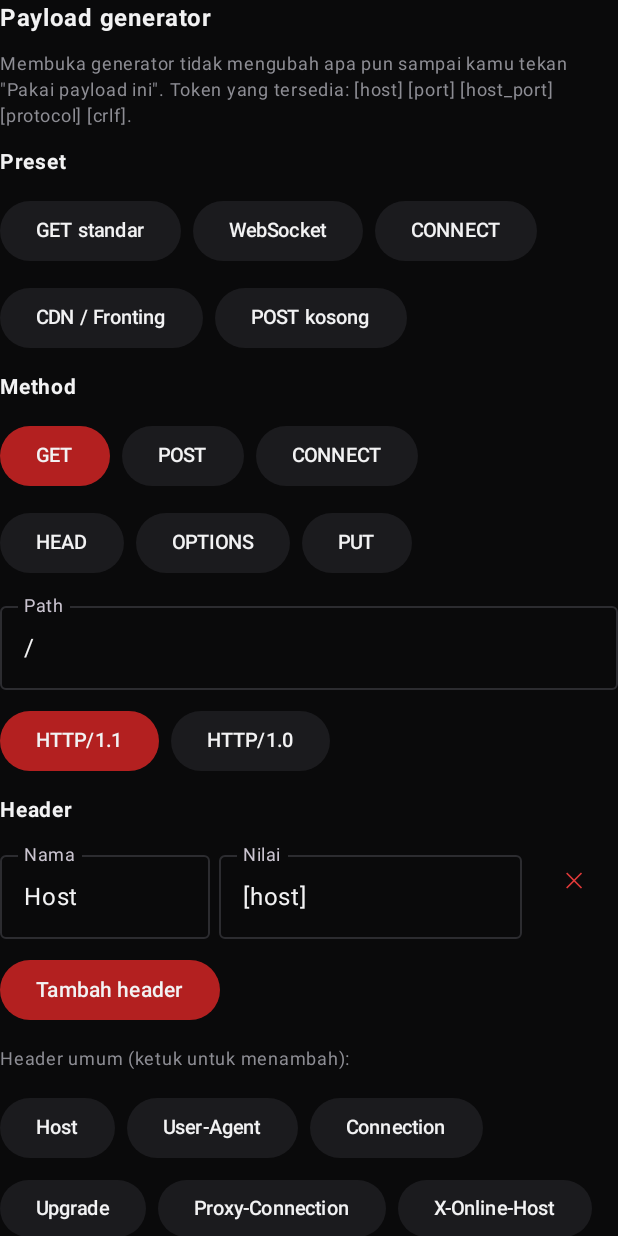
After one commit to enjiws/Enjiws-Tunnel, an Android app built with Jetpack Compose: the composable PayloadGenerator called with empty values, on a phone screen of 412 x 824 dp. The commit adds this screen. Run offline under Robolectric (Android 15) with nearby library versions, the phone set to English and light mode, and no system bars; 4 statements that could not run were skipped.

Commit message:
Stage 1: payload generator

```diff
--- /dev/null
+++ b/app/src/main/java/com/enjiws/tunnel/ui/PayloadGenerator.kt
@@ -0,0 +1,313 @@
+package com.enjiws.tunnel.ui
+
+import androidx.compose.foundation.layout.Arrangement
+import androidx.compose.foundation.layout.Column
+import androidx.compose.foundation.layout.Row
+import androidx.compose.foundation.layout.Spacer
+import androidx.compose.foundation.layout.fillMaxWidth
+import androidx.compose.foundation.layout.height
+import androidx.compose.foundation.layout.padding
+import androidx.compose.material3.Button
+import androidx.compose.material3.ButtonDefaults
+import androidx.compose.material3.Card
+import androidx.compose.material3.CardDefaults
+import androidx.compose.material3.OutlinedTextField
+import androidx.compose.material3.Text
+import androidx.compose.material3.TextButton
+import androidx.compose.runtime.Composable
+import androidx.compose.runtime.getValue
+import androidx.compose.runtime.mutableIntStateOf
+import androidx.compose.runtime.mutableStateOf
+import androidx.compose.runtime.remember
+import androidx.compose.runtime.setValue
+import androidx.compose.ui.Modifier
+import androidx.compose.ui.text.font.FontFamily
+import androidx.compose.ui.text.font.FontWeight
+import androidx.compose.ui.unit.dp
+import androidx.compose.ui.unit.sp
+
+/**
+ * Payload generator: merakit teks payload HTTP dari form, bukan ketik mentah.
+ *
+ * Format yang dihasilkan SAMA dengan yang dimengerti TunnelSocket.renderPayload():
+ * baris dipisah token [crlf], placeholder [host] / [port] / [host_port] /
+ * [protocol] dipertahankan apa adanya, dan payload selalu diakhiri baris kosong
+ * ([crlf][crlf]) supaya server membalas. Generator tidak mengubah engine sama sekali.
+ */
+
+data class PayloadHeader(val name: String, val value: String)
+
+data class PayloadForm(
+    val method: String = "GET",
+    val path: String = "/",
+    val protocol: String = "HTTP/1.1",
+    val headers: List<PayloadHeader> = listOf(PayloadHeader("Host", "[host]"))
+)
+
+val PAYLOAD_METHODS = listOf("GET", "POST", "CONNECT", "HEAD", "OPTIONS", "PUT")
+val PAYLOAD_PROTOCOLS = listOf("HTTP/1.1", "HTTP/1.0")
+
+/** Preset siap pakai (nama, form). */
+fun payloadPresets(): List<Pair<String, PayloadForm>> = listOf(
+    "GET standar" to PayloadForm(
+        "GET", "/", "HTTP/1.1",
+        listOf(PayloadHeader("Host", "[host]"))
+    ),
+    "WebSocket" to PayloadForm(
+        "GET", "/", "HTTP/1.1",
+        listOf(
+            PayloadHeader("Host", "[host]"),
+            PayloadHeader("Upgrade", "websocket"),
+            PayloadHeader("Connection", "Upgrade")
+        )
+    ),
+    "CONNECT" to PayloadForm(
+        "CONNECT", "[host_port]", "HTTP/1.1",
+        listOf(PayloadHeader("Host", "[host_port]"))
+    ),
+    "CDN / Fronting" to PayloadForm(
+        "GET", "/", "HTTP/1.1",
+        listOf(
+            PayloadHeader("Host", "[host]"),
+            PayloadHeader("X-Online-Host", "[host]"),
+            PayloadHeader("Connection", "keep-alive")
+        )
+    ),
+    "POST kosong" to PayloadForm(
+        "POST", "/", "HTTP/1.1",
+        listOf(
+            PayloadHeader("Host", "[host]"),
+            PayloadHeader("Content-Length", "0")
+        )
+    )
+)
+
+/** Header yang sering dipakai (nama, nilai default). Ketuk untuk menambah baris. */
+val COMMON_HEADERS = listOf(
+    "Host" to "[host]",
+    "User-Agent" to "EnjiwsTunnel",
+    "Connection" to "keep-alive",
+    "Upgrade" to "websocket",
+    "Proxy-Connection" to "keep-alive",
+    "X-Online-Host" to "[host]"
+)
+
+/** Rakit teks payload dari form (format token [crlf], sama seperti sebelumnya). */
+fun buildPayload(form: PayloadForm): String {
+    val sb = StringBuilder()
+    sb.append(form.method.trim().ifBlank { "GET" })
+    sb.append(' ')
+    sb.append(form.path.trim().ifBlank { "/" })
+    sb.append(' ')
+    sb.append(form.protocol.trim().ifBlank { "HTTP/1.1" })
+    sb.append("[crlf]")
+    form.headers.filter { it.name.isNotBlank() }.forEach { h ->
+        sb.append(h.name.trim()).append(": ").append(h.value).append("[crlf]")
+    }
+    sb.append("[crlf]")
+    return sb.toString()
+}
+
+/** Urai payload yang sudah ada kembali ke form. Null bila tidak bisa diurai. */
+fun parsePayload(text: String): PayloadForm? {
+    val normalized = text.replace("\r\n", "[crlf]").replace("\n", "[crlf]")
+    val lines = normalized.split("[crlf]").map { it.trim() }.filter { it.isNotEmpty() }
+    if (lines.isEmpty()) return null
+    val first = lines[0].split(" ").filter { it.isNotEmpty() }
+    if (first.size != 3) return null
+    if (first[0] !in PAYLOAD_METHODS) return null
+    if (first[2] !in PAYLOAD_PROTOCOLS) return null
+    val headers = lines.drop(1).mapNotNull { line ->
+        val idx = line.indexOf(':')
+        if (idx <= 0) null else PayloadHeader(
+            line.substring(0, idx).trim(),
+            line.substring(idx + 1).trim()
+        )
+    }
+    return PayloadForm(method = first[0], path = first[1], protocol = first[2], headers = headers)
+}
+
+/** Tampilkan payload seperti yang akan diterima server (placeholder diisi host/port profil). */
+fun previewPayload(payload: String, host: String, port: Int): String {
+    return payload
+        .replace("[host_port]", "${host.ifBlank { "example.com" }}:$port")
+        .replace("[host]", host.ifBlank { "example.com" })
+        .replace("[port]", port.toString())
+        .replace("[protocol]", "HTTP/1.1")
+        .replace("[crlf]", "\n")
+        .replace("[cr]", "\n")
+        .replace("[lf]", "\n")
+        .replace("\\r\\n", "\n")
+        .replace("\\n", "\n")
+        .replace("\r\n", "\n")
+}
+
+@Composable
+fun PayloadGenerator(
+    host: String,
+    port: Int,
+    initialPayload: String,
+    onUse: (String) -> Unit,
+    modifier: Modifier = Modifier
+) {
+    var form by remember { mutableStateOf(parsePayload(initialPayload) ?: PayloadForm()) }
+    var lastHeader by remember { mutableIntStateOf(-1) }
+    val generated = buildPayload(form)
+    val preview = previewPayload(generated, host, port)
+
+    fun updateHeader(idx: Int, h: PayloadHeader) {
+        val list = form.headers.toMutableList()
+        if (idx in list.indices) {
+            list[idx] = h
+            form = form.copy(headers = list)
+        }
+    }
+
+    fun removeHeader(idx: Int) {
+        val list = form.headers.toMutableList()
+        if (idx in list.indices) {
+            list.removeAt(idx)
+            form = form.copy(headers = list)
+            if (lastHeader >= list.size) lastHeader = list.size - 1
+        }
+    }
+
+    Column(modifier, verticalArrangement = Arrangement.spacedBy(10.dp)) {
+        Text(
+            "Payload generator",
+            color = EnjiwsColors.Text, fontSize = 16.sp, fontWeight = FontWeight.Bold
+        )
+        Text(
+            "Membuka generator tidak mengubah apa pun sampai kamu tekan \"Pakai payload ini\". " +
+                "Token yang tersedia: [host] [port] [host_port] [protocol] [crlf].",
+            color = EnjiwsColors.Grey, fontSize = 12.sp, lineHeight = 17.sp
+        )
+
+        Text("Preset", color = EnjiwsColors.Text, fontSize = 14.sp, fontWeight = FontWeight.Bold)
+        payloadPresets().chunked(3).forEach { row ->
+            Row(horizontalArrangement = Arrangement.spacedBy(8.dp)) {
+                row.forEach { (name, preset) ->
+                    ChoiceButton(name, selected = false) { form = preset }
+                }
+            }
+        }
+
+        Text("Method", color = EnjiwsColors.Text, fontSize = 14.sp, fontWeight = FontWeight.Bold)
+        PAYLOAD_METHODS.chunked(3).forEach { row ->
+            Row(horizontalArrangement = Arrangement.spacedBy(8.dp)) {
+                row.forEach { m ->
+                    ChoiceButton(m, selected = form.method == m) { form = form.copy(method = m) }
+                }
+            }
+        }
+
+        OutlinedTextField(
+            value = form.path,
+            onValueChange = { form = form.copy(path = it) },
+            label = { Text("Path") },
+            singleLine = true,
+            modifier = Modifier.fillMaxWidth()
+        )
+        Row(horizontalArrangement = Arrangement.spacedBy(8.dp)) {
+            PAYLOAD_PROTOCOLS.forEach { p ->
+                ChoiceButton(p, selected = form.protocol == p) { form = form.copy(protocol = p) }
+            }
+        }
+
+        Text("Header", color = EnjiwsColors.Text, fontSize = 14.sp, fontWeight = FontWeight.Bold)
+        form.headers.forEachIndexed { idx, h ->
+            Row(horizontalArrangement = Arrangement.spacedBy(6.dp)) {
+                OutlinedTextField(
+                    value = h.name,
+                    onValueChange = { updateHeader(idx, h.copy(name = it)) },
+                    label = { Text("Nama") },
+                    singleLine = true,
+                    modifier = Modifier.weight(0.9f)
+                )
+                OutlinedTextField(
+                    value = h.value,
+                    onValueChange = {
+                        updateHeader(idx, h.copy(value = it))
+                        lastHeader = idx
+                    },
+                    label = { Text("Nilai") },
+                    singleLine = true,
+                    modifier = Modifier.weight(1.3f)
+                )
+                TextButton(onClick = { removeHeader(idx) }) {
+                    Text("✕", color = EnjiwsColors.RedGlow)
+                }
+            }
+        }
+        Button(
+            onClick = {
+                val list = form.headers.toMutableList()
+                list.add(PayloadHeader("", ""))
+                form = form.copy(headers = list)
+                lastHeader = list.size - 1
+            }
+        ) { Text("Tambah header") }
+
+        Text("Header umum (ketuk untuk menambah):", color = EnjiwsColors.Grey, fontSize = 12.sp)
+        COMMON_HEADERS.chunked(3).forEach { row ->
+            Row(horizontalArrangement = Arrangement.spacedBy(8.dp)) {
+                row.forEach { (name, value) ->
+                    ChoiceButton(name, selected = false) {
+                        val list = form.headers.toMutableList()
+                        list.add(PayloadHeader(name, value))
+                        form = form.copy(headers = list)
+                        lastHeader = list.size - 1
+                    }
+                }
+            }
+        }
+
+        Text("Sisipkan token ke nilai header terakhir diedit:", color = EnjiwsColors.Grey, fontSize = 12.sp)
+        Row(horizontalArrangement = Arrangement.spacedBy(8.dp)) {
+            listOf("[host]", "[port]", "[host_port]").forEach { token ->
+                ChoiceButton(token, selected = false) {
+                    if (lastHeader in form.headers.indices) {
+                        val h = form.headers[lastHeader]
+                        updateHeader(lastHeader, h.copy(value = h.value + token))
+                    }
+                }
+            }
+        }
+
+        Text("Preview (yang diterima server):", color = EnjiwsColors.Text, fontSize = 14.sp, fontWeight = FontWeight.Bold)
+        Card(
+            modifier = Modifier.fillMaxWidth(),
+            colors = CardDefaults.cardColors(containerColor = EnjiwsColors.Charcoal)
+        ) {
+            Text(
+                preview,
+                color = EnjiwsColors.Text,
+                fontSize = 12.sp,
+                fontFamily = FontFamily.Monospace,
+                modifier = Modifier.padding(14.dp)
+            )
+        }
+        Text(
+            "Payload selalu diakhiri baris kosong ([crlf][crlf]) supaya server membalas.",
+            color = EnjiwsColors.Grey, fontSize = 12.sp
+        )
+
+        Button(
+            onClick = { onUse(generated) },
+            colors = ButtonDefaults.buttonColors(containerColor = EnjiwsColors.Red),
+            modifier = Modifier.fillMaxWidth()
+        ) { Text("Pakai payload ini") }
+        Spacer(Modifier.height(4.dp))
+    }
+}
+
+@Composable
+private fun ChoiceButton(text: String, selected: Boolean, onClick: () -> Unit) {
+    Button(
+        onClick = onClick,
+        colors = ButtonDefaults.buttonColors(
+            containerColor = if (selected) EnjiwsColors.Red else EnjiwsColors.Panel,
+            contentColor = EnjiwsColors.Text
+        )
+    ) { Text(text, fontSize = 13.sp) }
+}
--- a/app/src/main/java/com/enjiws/tunnel/ui/ProfileScreen.kt
+++ b/app/src/main/java/com/enjiws/tunnel/ui/ProfileScreen.kt
@@ -67,6 +67,7 @@ fun ProfileScreen(modifier: Modifier = Modifier) {
     var proxyPort by remember { mutableStateOf(initial.proxyPort.toString()) }
     var dns by remember { mutableStateOf(initial.dns) }
     var info by remember { mutableStateOf<String?>(null) }
+    var showGenerator by remember { mutableStateOf(false) }
 
     // Import .hc (arsip): file disimpan utuh, belum bisa dipakai koneksi.
     val scope = rememberCoroutineScope()
@@ -125,6 +126,23 @@ fun ProfileScreen(modifier: Modifier = Modifier) {
             "Payload (optional)", payload, { payload = it },
             minLines = 3, hint = "GET / HTTP/1.1[crlf]Host: example.com[crlf]Upgrade: websocket[crlf][crlf]"
         )
+        OutlinedButton(
+            onClick = { showGenerator = !showGenerator },
+            shape = RoundedCornerShape(14.dp),
+            modifier = Modifier.fillMaxWidth()
+        ) { Text(if (showGenerator) "Tutup Payload Generator" else "Buka Payload Generator", color = EnjiwsColors.GreyLight) }
+        if (showGenerator) {
+            PayloadGenerator(
+                host = host,
+                port = port.toIntOrNull() ?: 22,
+                initialPayload = payload,
+                onUse = {
+                    payload = it
+                    showGenerator = false
+                    info = "Payload dibuat dari generator — tekan Save untuk menyimpan."
+                }
+            )
+        }
         Field("DNS server", dns, { dns = it }, KeyboardType.Uri)
 
         Row(horizontalArrangement = Arrangement.spacedBy(10.dp), modifier = Modifier.fillMaxWidth()) {
```
